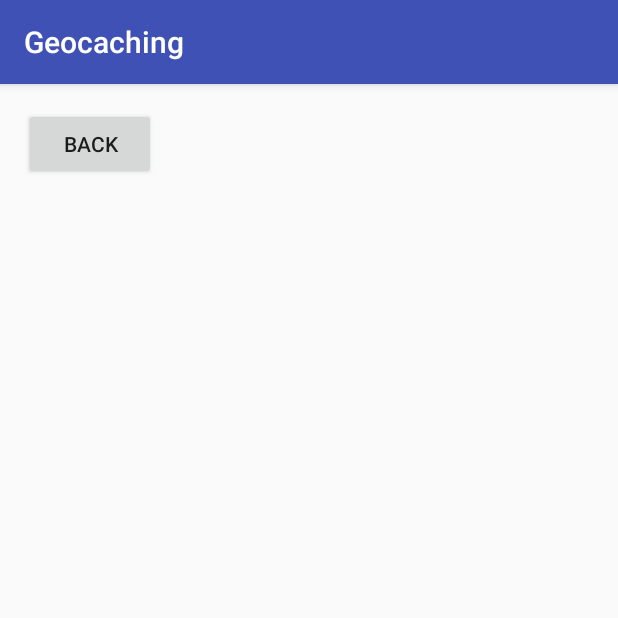
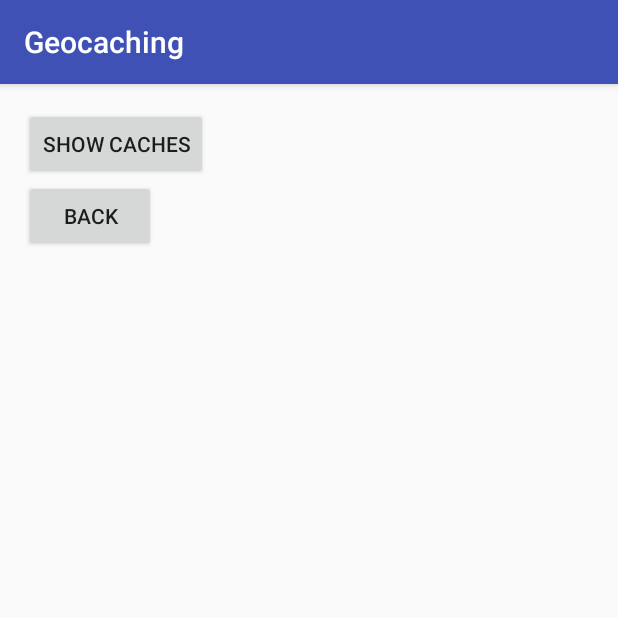
Before and after one commit to jerkwok/4100Project, an Android app: the CacheListActivity screen opened directly, with no data from a screen before it, on a phone screen of 412 x 824 dp, the top half of it. Run offline under Robolectric (Android 15) with nearby library versions, the phone set to English and light mode, and no system bars; network calls fail.

Commit message:
Put in code for downloading the cache list. Currently downloads the cache list and displays in the log.

```diff
--- a/app/src/main/java/project/csci/geocaching/CacheListActivity.java
+++ b/app/src/main/java/project/csci/geocaching/CacheListActivity.java
@@ -1,18 +1,88 @@
 package project.csci.geocaching;
 
+import android.os.StrictMode;
 import android.support.v7.app.AppCompatActivity;
 import android.os.Bundle;
+import android.util.Log;
 import android.view.View;
 
+import java.io.BufferedReader;
+import java.io.IOException;
+import java.io.InputStream;
+import java.io.InputStreamReader;
+import java.net.HttpURLConnection;
+import java.net.URL;
+import java.net.URLConnection;
+import java.util.ArrayList;
+import java.util.List;
+
 public class CacheListActivity extends AppCompatActivity {
+
+    ArrayList<Cache> cacheList = new ArrayList<>();
+    String url = "http://pastebin.com/raw/25LhSH2a";
 
     @Override
     protected void onCreate(Bundle savedInstanceState) {
         super.onCreate(savedInstanceState);
         setContentView(R.layout.activity_cache_list);
+
+        StrictMode.ThreadPolicy policy = new StrictMode.ThreadPolicy.Builder().permitAll().build();
+        StrictMode.setThreadPolicy(policy);
+
+        try{
+            InputStream URLstream = OpenHttpConnection(url);
+            List<String> csvLines = loadCSVLines(URLstream);
+            for (int i = 0; i < csvLines.size(); i++){
+                //parse csv
+                //split line into sections
+                String[] tokens = csvLines.get(i).split(",");
+
+                //add to the list of housing projects a new housing project using only the data we want.
+                cacheList.add(new Cache(
+                        Integer.valueOf(tokens[0]), tokens[1],
+                        tokens[2], Double.valueOf(tokens[3]), Double.valueOf(tokens[4])));
+            }
+        }catch(Exception e){
+            e.printStackTrace();
+        }
+
     }
 
     public void backButtonClicked(View view){
+
         finish();
     }
+
+    private List<String> loadCSVLines(InputStream inStream) throws IOException {
+        ArrayList<String> lines = new ArrayList<>();
+
+        BufferedReader in = new BufferedReader(new InputStreamReader(inStream));
+
+        String line = null;
+        while ((line = in.readLine()) != null) {
+            lines.add(line);
+        }
+
+        return lines;
+    }
+
+    private InputStream OpenHttpConnection(String s) throws IOException {
+        URLConnection conn;
+        InputStream inputStream = null;
+        URL url = new URL(s);
+        conn = url.openConnection();
+        HttpURLConnection httpConn = (HttpURLConnection) conn;
+        httpConn.setRequestMethod("GET");
+        httpConn.connect();
+        if (httpConn.getResponseCode() == HttpURLConnection.HTTP_OK) {
+            inputStream = httpConn.getInputStream();
+        }
+        return inputStream;
+    }
+
+    public void showClicked(View view) {
+        for( Cache cache : cacheList){
+            Log.d("Cache", cache.toString());
+        }
+    }
 }
--- a/app/src/main/java/project/csci/geocaching/MainActivity.java
+++ b/app/src/main/java/project/csci/geocaching/MainActivity.java
@@ -19,6 +19,7 @@ public class MainActivity extends AppCompatActivity {
 
     public void showCacheList(View view){
         Intent intent = new Intent(this, CacheListActivity.class);
+        this.startActivity(intent);
     }
 
     public void showMap(View view){
--- a/app/src/main/res/layout/activity_cache_list.xml
+++ b/app/src/main/res/layout/activity_cache_list.xml
@@ -1,5 +1,5 @@
 <?xml version="1.0" encoding="utf-8"?>
-<RelativeLayout xmlns:android="http://schemas.android.com/apk/res/android"
+<LinearLayout xmlns:android="http://schemas.android.com/apk/res/android"
     xmlns:tools="http://schemas.android.com/tools"
     android:id="@+id/activity_cache_list"
     android:layout_width="match_parent"
@@ -8,11 +8,18 @@
     android:paddingLeft="@dimen/activity_horizontal_margin"
     android:paddingRight="@dimen/activity_horizontal_margin"
     android:paddingTop="@dimen/activity_vertical_margin"
+    android:orientation="vertical"
     tools:context="project.csci.geocaching.CacheListActivity">
+
+    <Button
+        android:layout_width="wrap_content"
+        android:layout_height="wrap_content"
+        android:text="@string/show_caches"
+        android:onClick="showClicked"/>
 
     <Button
         android:layout_width="wrap_content"
         android:layout_height="wrap_content"
         android:text="@string/back"
         android:onClick="backButtonClicked"/>
-</RelativeLayout>
+</LinearLayout>
--- a/app/src/main/res/layout/activity_main.xml
+++ b/app/src/main/res/layout/activity_main.xml
@@ -25,6 +25,12 @@
     <Button
         android:layout_width="wrap_content"
         android:layout_height="wrap_content"
+        android:onClick="showCacheList"
+        android:text="@string/show_cache_list"/>
+
+    <Button
+        android:layout_width="wrap_content"
+        android:layout_height="wrap_content"
         android:text="@string/logout"
         android:onClick="sendLogoutMessage"/>
 </LinearLayout>
--- a/app/src/main/res/values/strings.xml
+++ b/app/src/main/res/values/strings.xml
@@ -12,4 +12,6 @@
     <string name="back">Back</string>
     <string name="password_dont_match">Passwords Don\'t Match</string>
     <string name="welcome_message">Hello %1s! Welcome to Geocaching</string>
+    <string name="show_cache_list">Caches</string>
+    <string name="show_caches">Show Caches</string>
 </resources>
```
Also changed, not shown: app/src/main/java/project/csci/geocaching/Cache.java (added, +65 -0 lines).
